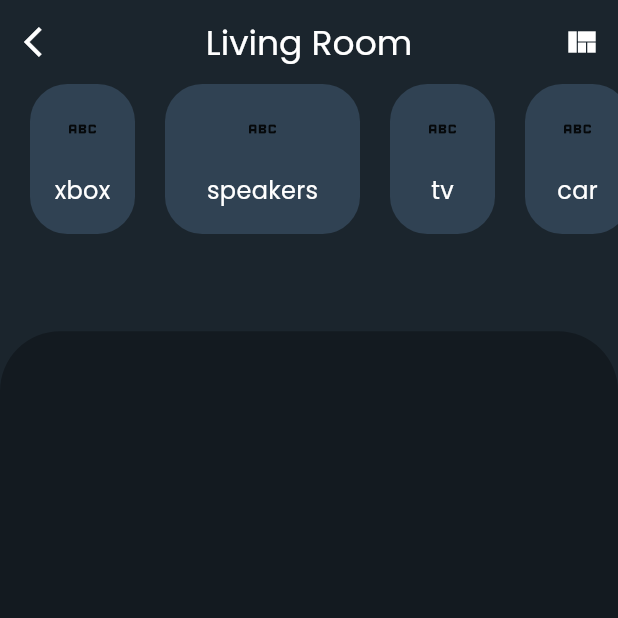
After one commit to omaarrwaell/genie101, a Flutter app: the ScenesView screen opened directly, on a phone screen of 412 x 824 dp, the top half of it. The commit adds this screen. Run offline on Flutter 3.47's test engine with Material 3 defaults, Android fonts, the light colour scheme and no system bars; our stand-ins replace get, google_fonts, salomon_bottom_bar.

Commit message:
scene_view

```diff
--- a/lib/constants/app_colors.dart
+++ b/lib/constants/app_colors.dart
@@ -3,5 +3,5 @@ import 'package:flutter/material.dart';
 class AppColors {
   static Color defaultBgColor = const Color(0xff1b252d);
   static Color darkBgColor = const Color.fromARGB(255, 19, 26, 32);
-  static Color colorTexture = const Color.fromARGB(255, 0, 247, 181);
+  static Color colorTexture = const Color(0xff304253);
 }
--- a/lib/constants/app_fonts.dart
+++ b/lib/constants/app_fonts.dart
@@ -8,4 +8,6 @@ class AppFonts {
       GoogleFonts.poppins(color: Colors.white, fontSize: 16);
   static final TextStyle largeFont =
       GoogleFonts.poppins(color: Colors.white, fontSize: 18);
+  static final TextStyle titleFont =
+      GoogleFonts.poppins(color: Colors.white, fontSize: 23);
 }
--- a/lib/main.dart
+++ b/lib/main.dart
@@ -1,5 +1,5 @@
 import 'package:flutter/material.dart';
-import 'package:genie101/views/navigation_view.dart';
+import 'package:genie101/views/navigation_view/navigation_view.dart';
 import 'package:get/get.dart';
 import 'package:google_fonts/google_fonts.dart';
 
--- a/lib/views/home/home_view.dart
+++ b/lib/views/home/home_view.dart
@@ -1,6 +1,7 @@
 import 'package:flutter/material.dart';
 import 'package:genie101/constants/app_fonts.dart';
 import 'package:genie101/views/home/home_view_controller.dart';
+import 'package:genie101/views/scenes_view/scenes_view.dart';
 import 'package:genie101/widgets/home_widgets/scene_container.dart';
 import 'package:genie101/widgets/home_widgets/scene_trigger.dart';
 import 'package:genie101/widgets/home_widgets/scene_widget.dart';
@@ -62,7 +63,7 @@ class HomeView extends StatelessWidget {
                         bgColor: _homeViewController.selectedIcon() ==
                                 _homeViewController.icons[index]
                             ? Colors.white
-                            : Colors.grey[800]!,
+                            : AppColors.colorTexture,
                         sceneFunction: () {
                           _homeViewController
                               .selectedIcon(_homeViewController.icons[index]);
@@ -82,7 +83,10 @@ class HomeView extends StatelessWidget {
                     physics: const ScrollPhysics(),
                     padding: const EdgeInsets.all(30),
                     itemBuilder: (context, index) {
-                      return SceneContainer(
+                      return InkWell(
+                        onTap: () => Get.to(() => ScenesView(),
+                            transition: Transition.rightToLeft),
+                        child: SceneContainer(
                           screenWidth: screenWidth,
                           bgImage: _homeViewController.roomImages[index],
                           containerChild: SizedBox(
@@ -150,7 +154,8 @@ class HomeView extends StatelessWidget {
                                                 _homeViewController
                                                     .selectedTriggerIcon(
                                                         _homeViewController
-                                                          .triggerIcons[index]);
+                                                                .triggerIcons[
+                                                            index]);
                                               })),
                                           const SizedBox(
                                             width: 10,
@@ -163,6 +168,7 @@ class HomeView extends StatelessWidget {
                               ],
                             ),
                           ),
+                        ),
                       );
                     },
                   )))
--- a/lib/views/navigation_view.dart
+++ b/lib/views/navigation_view/navigation_view.dart
@@ -6,7 +6,7 @@ import 'package:genie101/views/scene_view.dart';
 import 'package:get/get.dart';
 import 'package:salomon_bottom_bar/salomon_bottom_bar.dart';
 
-import '../controllers/navigation_controller.dart';
+import 'navigation_controller.dart';
 
 class NavigationView extends StatelessWidget {
   NavigationView({super.key});
--- /dev/null
+++ b/lib/views/scenes_view/scenes_view.dart
@@ -0,0 +1,82 @@
+import 'package:flutter/material.dart';
+import 'package:genie101/constants/app_fonts.dart';
+import 'package:genie101/widgets/scene_widgets/utility_card.dart';
+import 'package:get/get.dart';
+
+import '../../constants/app_colors.dart';
+
+List<String> xy = ['xbox', 'speakers', "tv", "car", "Conditioner"];
+
+class ScenesView extends StatelessWidget {
+  double? screenHeigth;
+  double? screenWidth;
+  ScenesView({super.key});
+  @override
+  Widget build(BuildContext context) {
+    screenHeigth = MediaQuery.of(context).size.height;
+    screenWidth = MediaQuery.of(context).size.width;
+    return Scaffold(
+      backgroundColor: AppColors.defaultBgColor,
+      appBar: AppBar(
+        backgroundColor: AppColors.defaultBgColor,
+        leading: IconButton(
+            onPressed: () {
+              Get.back();
+            },
+            icon: const Icon(
+              Icons.arrow_back_ios,
+              color: Colors.white,
+            )),
+        title: Text(
+          "Living Room",
+          style: AppFonts.titleFont,
+        ),
+        centerTitle: true,
+        actions: [
+          IconButton(
+              onPressed: () {},
+              icon: const Icon(
+                Icons.view_quilt,
+                color: Colors.white,
+              ))
+        ],
+      ),
+      body: Column(
+        children: [
+          SizedBox(
+            height: screenHeigth! < 800
+                ? screenHeigth! * 0.25
+                : screenHeigth! * 0.2,
+            width: screenWidth,
+            child: ListView.builder(
+              scrollDirection: Axis.horizontal,
+              itemCount: xy.length,
+              itemBuilder: (context, index) {
+                return Row(
+                  children: [
+                    const SizedBox(
+                      width: 20,
+                    ),
+                    UtilityCard(
+                        utilityName: xy[index],
+                        utilityIcon: const Icon(Icons.abc_outlined),
+                        bgColor: AppColors.colorTexture,
+                        utilityFunction: () {}),
+                  ],
+                );
+              },
+            ),
+          ),
+          Expanded(
+              child: Container(
+            decoration: BoxDecoration(
+                color: AppColors.darkBgColor,
+                borderRadius: const BorderRadius.only(
+                    topLeft: Radius.circular(40),
+                    topRight: Radius.circular(40))),
+          ))
+        ],
+      ),
+    );
+  }
+}
--- a/lib/widgets/home_widgets/scene_widget.dart
+++ b/lib/widgets/home_widgets/scene_widget.dart
@@ -1,4 +1,5 @@
 import 'package:flutter/material.dart';
+import 'package:genie101/constants/app_colors.dart';
 import 'package:genie101/constants/app_fonts.dart';
 
 class SceneWidget extends StatelessWidget {
@@ -26,7 +27,7 @@ class SceneWidget extends StatelessWidget {
               width: 80,
               decoration: BoxDecoration(
                   color: bgColor, borderRadius: BorderRadius.circular(40)),
-              child: bgColor == Colors.grey[800]!
+              child: bgColor == AppColors.colorTexture
                   ? sceneIcon
                   : Container(
                       margin: const EdgeInsets.all(2),
--- /dev/null
+++ b/lib/widgets/scene_widgets/utility_card.dart
@@ -0,0 +1,40 @@
+import 'package:flutter/material.dart';
+import 'package:genie101/constants/app_fonts.dart';
+
+class UtilityCard extends StatelessWidget {
+  final String utilityName;
+  final Icon utilityIcon;
+  final Color bgColor;
+  final Function() utilityFunction;
+  const UtilityCard(
+      {super.key,
+      required this.utilityName,
+      required this.utilityIcon,
+      required this.bgColor,
+      required this.utilityFunction});
+
+  @override
+  Widget build(BuildContext context) {
+    return Column(
+      children: [
+        InkWell(
+            splashColor: Colors.transparent,
+            borderRadius: BorderRadius.circular(40),
+            onTap: utilityFunction,
+            child: Container(
+                height: 100,
+                width: utilityName.length > 5 ? 130 : 70,
+                decoration: BoxDecoration(
+                    color: bgColor, borderRadius: BorderRadius.circular(25)),
+                child: Column(
+                  mainAxisAlignment: MainAxisAlignment.spaceEvenly,
+                  children: [
+                    utilityIcon,
+                    Text(utilityName, style: AppFonts.normalFont),
+                  ],
+                ))),
+        const SizedBox(height: 8),
+      ],
+    );
+  }
+}
```
Also changed, not shown: lib/views/navigation_view/navigation_controller.dart (renamed from lib/controllers/navigation_controller.dart), lib/views/scenes_view/scenes_view_controller.dart (added). Lines whose indentation alone changed are shown as unchanged.
